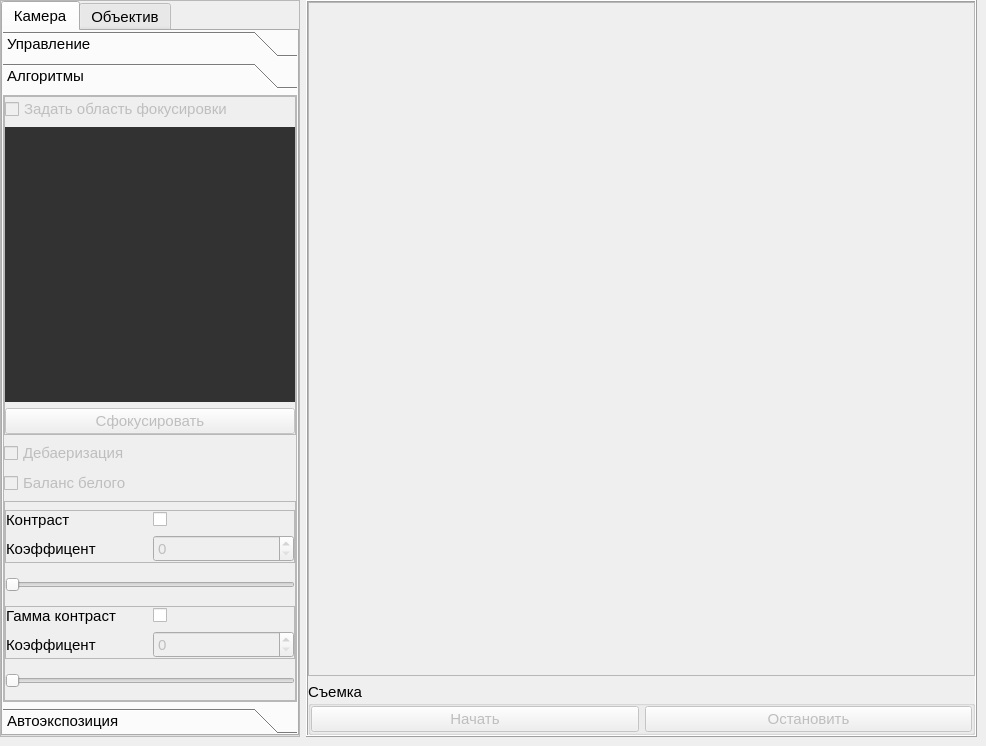
H4KC3R/AlgoDemon, file project/mainwindow.ui: the form before one commit.
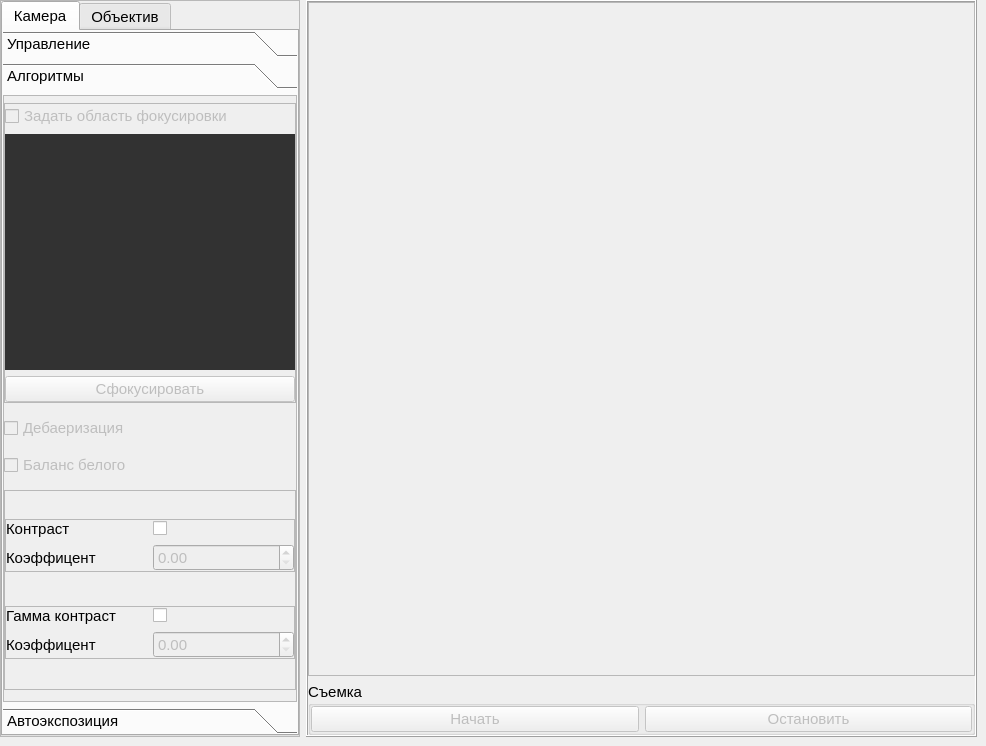
The form after the commit. The open tabs and pages were chosen to show the change. Icons and pictures are not drawn.

```diff
--- a/project/mainwindow.ui
+++ b/project/mainwindow.ui
@@ -751,8 +751,8 @@
                <rect>
                 <x>0</x>
                 <y>0</y>
-                <width>353</width>
-                <height>552</height>
+                <width>299</width>
+                <height>578</height>
                </rect>
               </property>
               <attribute name="label">
@@ -800,6 +800,18 @@
                     <property name="enabled">
                      <bool>true</bool>
                     </property>
+                    <property name="sizePolicy">
+                     <sizepolicy hsizetype="Fixed" vsizetype="Fixed">
+                      <horstretch>0</horstretch>
+                      <verstretch>0</verstretch>
+                     </sizepolicy>
+                    </property>
+                    <property name="maximumSize">
+                     <size>
+                      <width>300</width>
+                      <height>300</height>
+                     </size>
+                    </property>
                     <property name="frameShape">
                      <enum>QFrame::StyledPanel</enum>
                     </property>
@@ -944,20 +956,6 @@
                         <property name="bottomMargin">
                          <number>0</number>
                         </property>
-                        <item row="2" column="1">
-                         <widget class="QSpinBox" name="contrastAlphaSpinBox">
-                          <property name="enabled">
-                           <bool>false</bool>
-                          </property>
-                         </widget>
-                        </item>
-                        <item row="2" column="0">
-                         <widget class="QLabel" name="contrastAlphaLabel">
-                          <property name="text">
-                           <string>Коэффицент</string>
-                          </property>
-                         </widget>
-                        </item>
                         <item row="1" column="0">
                          <widget class="QLabel" name="contrastLabel">
                           <property name="text">
@@ -965,6 +963,13 @@
                           </property>
                          </widget>
                         </item>
+                        <item row="3" column="0">
+                         <widget class="QLabel" name="contrastAlphaLabel">
+                          <property name="text">
+                           <string>Коэффицент</string>
+                          </property>
+                         </widget>
+                        </item>
                         <item row="1" column="1">
                          <widget class="QCheckBox" name="contrastEnableCheckBox">
                           <property name="text">
@@ -972,19 +977,16 @@
                           </property>
                          </widget>
                         </item>
+                        <item row="3" column="1">
+                         <widget class="QDoubleSpinBox" name="contrastAlphaSpinBox">
+                          <property name="enabled">
+                           <bool>false</bool>
+                          </property>
+                         </widget>
+                        </item>
                        </layout>
                       </widget>
                      </item>
-                     <item>
-                      <widget class="QSlider" name="contrastHSlider">
-                       <property name="enabled">
-                        <bool>false</bool>
-                       </property>
-                       <property name="orientation">
-                        <enum>Qt::Horizontal</enum>
-                       </property>
-                      </widget>
-                     </item>
                      <item>
                       <widget class="QFrame" name="gammaContrastFrame">
                        <property name="enabled">
@@ -1015,13 +1017,6 @@
                         <property name="bottomMargin">
                          <number>0</number>
                         </property>
-                        <item row="1" column="3">
-                         <widget class="QSpinBox" name="gammaCoeffSpinBox">
-                          <property name="enabled">
-                           <bool>false</bool>
-                          </property>
-                         </widget>
-                        </item>
                         <item row="1" column="1">
                          <widget class="QLabel" name="gammaCoeffLabel">
                           <property name="text">
@@ -1043,19 +1038,16 @@
                           </property>
                          </widget>
                         </item>
+                        <item row="1" column="3">
+                         <widget class="QDoubleSpinBox" name="gammaCoeffSpinBox">
+                          <property name="enabled">
+                           <bool>false</bool>
+                          </property>
+                         </widget>
+                        </item>
                        </layout>
                       </widget>
                      </item>
-                     <item>
-                      <widget class="QSlider" name="gammaContrastHSlider">
-                       <property name="enabled">
-                        <bool>false</bool>
-                       </property>
-                       <property name="orientation">
-                        <enum>Qt::Horizontal</enum>
-                       </property>
-                      </widget>
-                     </item>
                     </layout>
                    </widget>
                   </item>
```
Left out of the diff: 54 changed lines with no effect on the pictures.
